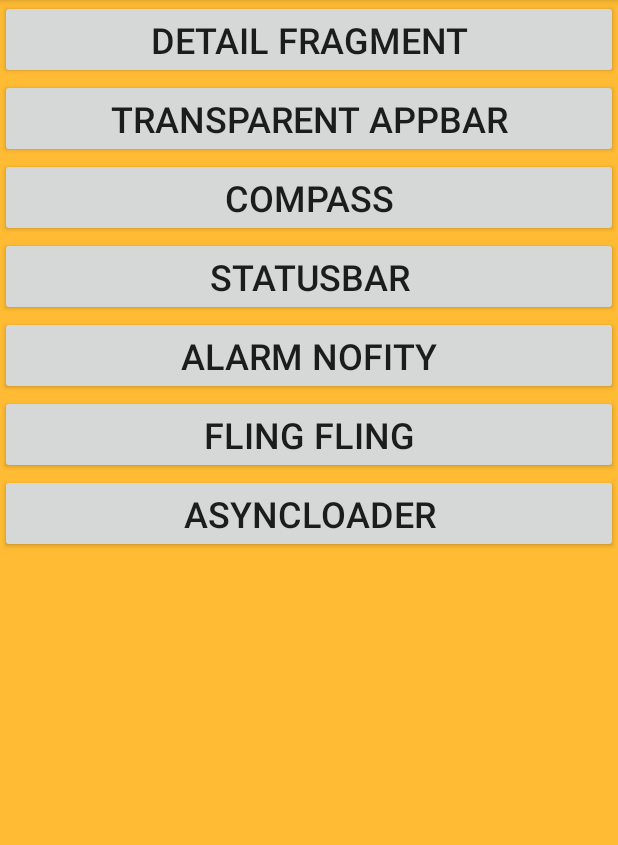
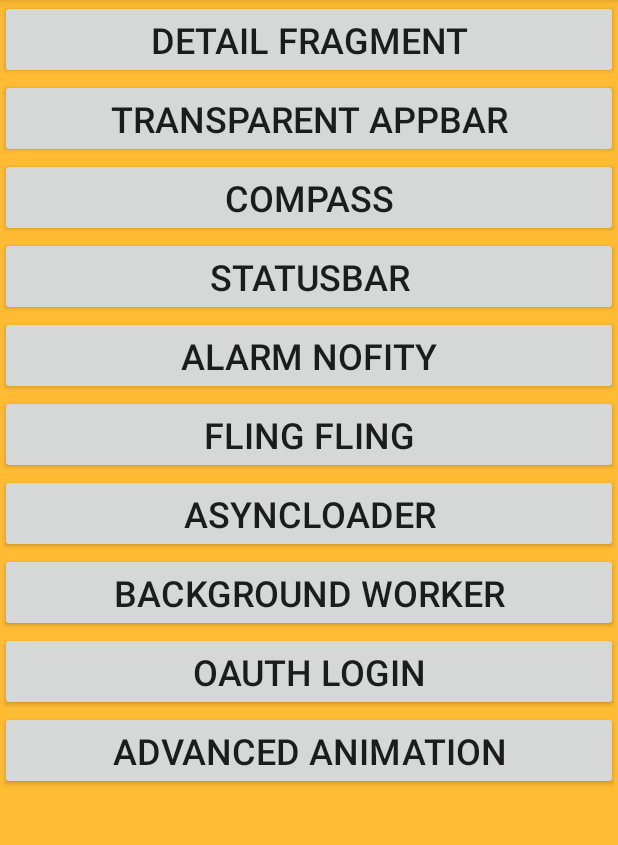
Before and after one commit to andaluz/MaterialDesign, an Android app: the screen it shows after launch (MainActivity), on a phone screen of 412 x 824 dp, the part 84-929 px from its top. Run offline under Robolectric (Android 15) with nearby library versions, the phone set to English and light mode, and no system bars; libraries missing offline, so code that uses them is left out: net.danlew.android.

Commit message:
Added some other fragments for testing some features.

```diff
--- a/app/build.gradle
+++ b/app/build.gradle
@@ -29,4 +29,5 @@ dependencies {
     compile 'com.daimajia.androidanimations:library:1.1.3@aar'
     compile 'net.danlew:android.joda:2.9.2'
     compile 'com.android.support:cardview-v7:23.0.+'
+    compile project(':volley')
 }
--- a/app/src/main/AndroidManifest.xml
+++ b/app/src/main/AndroidManifest.xml
@@ -30,6 +30,8 @@
     <uses-permission android:name="android.permission.ACCESS_COARSE_LOCATION"/>
     <!-- User Location -->
     <uses-permission android:name="android.permission.ACCESS_FINE_LOCATION" />
+    <!-- Using internet connection -->
+    <uses-permission android:name="android.permission.INTERNET" />
 
 
 </manifest>
--- a/app/src/main/java/app/appplanet/com/mytoolbar/MainFragment.java
+++ b/app/src/main/java/app/appplanet/com/mytoolbar/MainFragment.java
@@ -110,6 +110,39 @@ public class MainFragment extends Fragment {
                         .commit();
             }
         });
+
+        Button bgw = (Button) getView().findViewById(R.id.button_bgw);
+        bgw.setOnClickListener(new View.OnClickListener() {
+            @Override
+            public void onClick(View v) {
+                FragmentManager fm = ((AppCompatActivity) getActivity()).getSupportFragmentManager();
+                fm.beginTransaction().add(R.id.fl_content, new BgwFragment(), null)
+                        .addToBackStack(null)
+                        .commit();
+            }
+        });
+
+        Button oauth = (Button) getView().findViewById(R.id.button_oauth);
+        oauth.setOnClickListener(new View.OnClickListener() {
+            @Override
+            public void onClick(View v) {
+                FragmentManager fm = ((AppCompatActivity) getActivity()).getSupportFragmentManager();
+                fm.beginTransaction().add(R.id.fl_content, new LoaderFragment(), null)
+                        .addToBackStack(null)
+                        .commit();
+            }
+        });
+
+        Button anim = (Button) getView().findViewById(R.id.button_anim);
+        anim.setOnClickListener(new View.OnClickListener() {
+            @Override
+            public void onClick(View v) {
+                FragmentManager fm = ((AppCompatActivity) getActivity()).getSupportFragmentManager();
+                fm.beginTransaction().add(R.id.fl_content, new LoaderFragment(), null)
+                        .addToBackStack(null)
+                        .commit();
+            }
+        });
     }
 
     private void setupAlarmNotification() {
--- a/app/src/main/res/layout/fragment_main.xml
+++ b/app/src/main/res/layout/fragment_main.xml
@@ -53,4 +53,25 @@
         android:textSize="24sp"
         android:text="AsyncLoader"/>
 
+    <Button
+        android:id="@+id/button_bgw"
+        android:layout_width="match_parent"
+        android:layout_height="wrap_content"
+        android:textSize="24sp"
+        android:text="Background worker"/>
+
+    <Button
+        android:id="@+id/button_oauth"
+        android:layout_width="match_parent"
+        android:layout_height="wrap_content"
+        android:textSize="24sp"
+        android:text="OAuth Login"/>
+
+    <Button
+        android:id="@+id/button_anim"
+        android:layout_width="match_parent"
+        android:layout_height="wrap_content"
+        android:textSize="24sp"
+        android:text="Advanced animation"/>
+
 </LinearLayout>
--- /dev/null
+++ b/app/src/main/res/layout/fragment_oauth.xml
@@ -0,0 +1,6 @@
+<?xml version="1.0" encoding="utf-8"?>
+<LinearLayout xmlns:android="http://schemas.android.com/apk/res/android"
+    android:orientation="vertical" android:layout_width="match_parent"
+    android:layout_height="match_parent">
+
+</LinearLayout>
--- a/settings.gradle
+++ b/settings.gradle
@@ -1 +1 @@
-include ':app'
+include ':app', ':volley'
```
Also changed, not shown: app/src/main/java/app/appplanet/com/mytoolbar/AnimationFragment.java (added, +41 -0 lines), app/src/main/java/app/appplanet/com/mytoolbar/BgwFragment.java (added, +108 -0 lines), app/src/main/res/layout/fragment_advanced_anim.xml (added, +11 -0 lines), app/src/main/res/layout/fragment_request.xml (added, +15 -0 lines).
